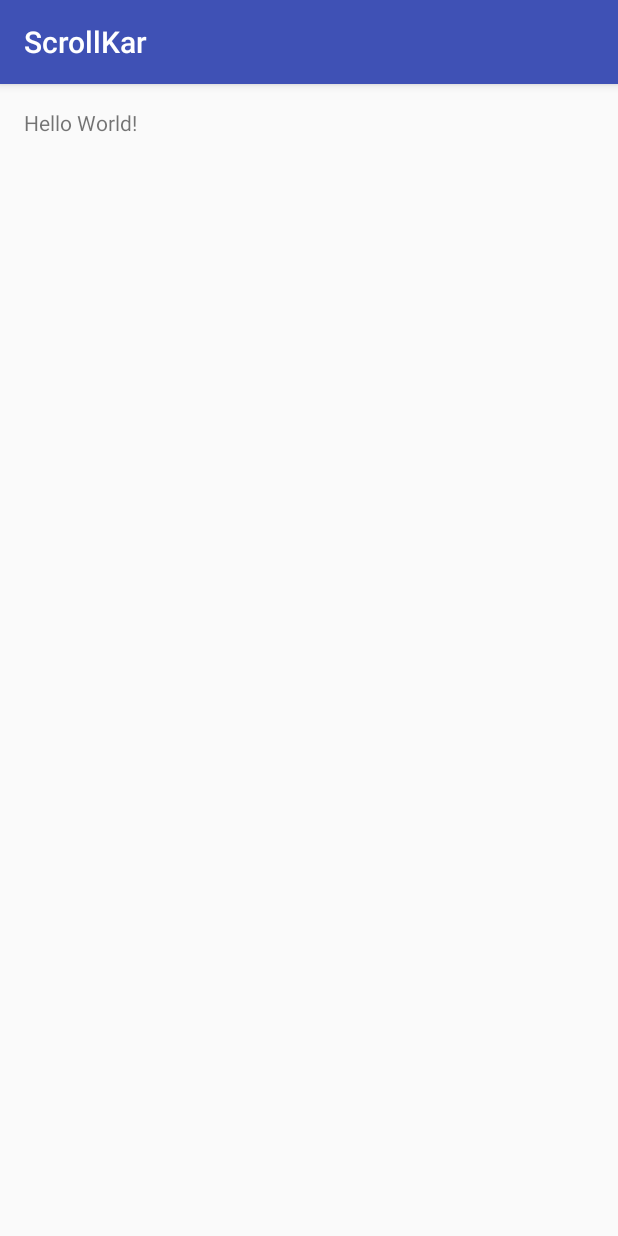
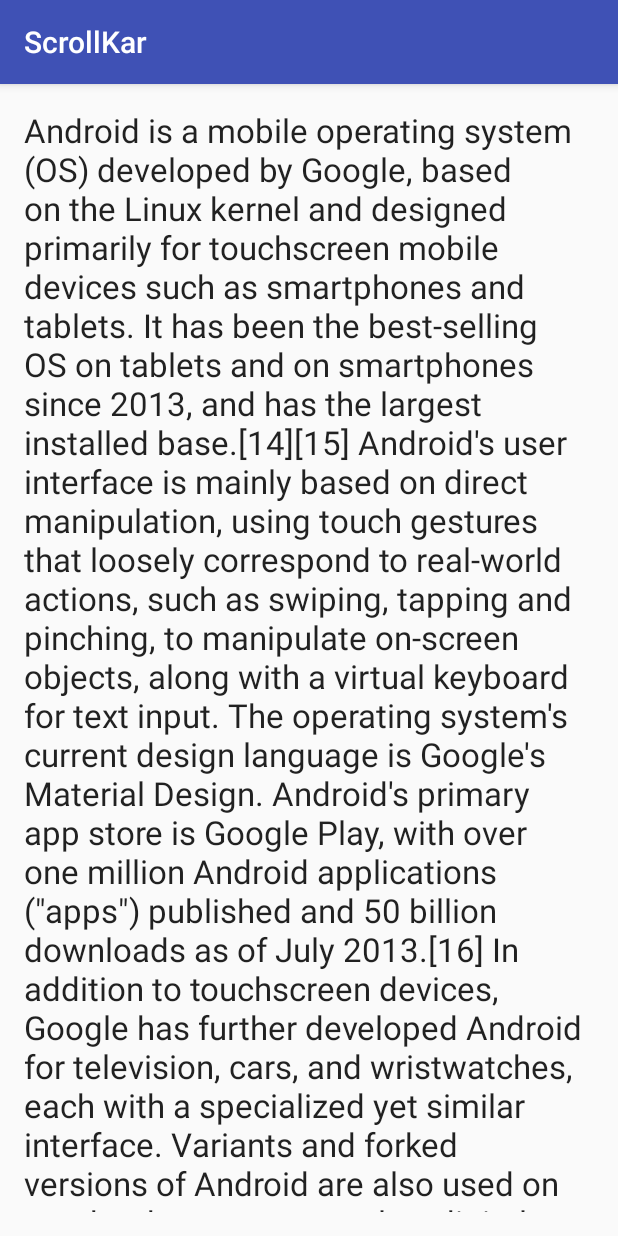
Before and after one commit to Kausbot/ScrollKar, an Android app: the screen it shows after launch (MainActivity), on a phone screen of 412 x 824 dp. Run offline under Robolectric (Android 15) with nearby library versions, the phone set to English and light mode, and no system bars.

Commit message:
One scroll adder

```diff
--- a/app/src/main/java/ps1/bits_piliani/scrollkar/MainActivity.java
+++ b/app/src/main/java/ps1/bits_piliani/scrollkar/MainActivity.java
@@ -2,12 +2,20 @@ package ps1.bits_piliani.scrollkar;
 
 import android.support.v7.app.AppCompatActivity;
 import android.os.Bundle;
-
+import android.text.method.ScrollingMovementMethod;
+import android.widget.TextView;
+import android.widget.RelativeLayout;
 public class MainActivity extends AppCompatActivity {
 
     @Override
     protected void onCreate(Bundle savedInstanceState) {
         super.onCreate(savedInstanceState);
         setContentView(R.layout.activity_main);
+
+        TextView mytext = (TextView)findViewById(R.id.myText);
+        mytext.setMovementMethod(new ScrollingMovementMethod());
+
+
+
     }
 }
--- a/app/src/main/res/layout/activity_main.xml
+++ b/app/src/main/res/layout/activity_main.xml
@@ -12,5 +12,11 @@
     <TextView
         android:layout_width="wrap_content"
         android:layout_height="wrap_content"
-        android:text="Hello World!" />
+        android:textAppearance="?android:attr/textAppearanceLarge"
+        android:text="@string/tushy_text"
+        android:id="@+id/myText"
+        android:layout_alignParentStart="true"
+        android:maxLines = "100"
+        android:scrollbars = "vertical"
+        />
 </RelativeLayout>
--- a/app/src/main/res/values/strings.xml
+++ b/app/src/main/res/values/strings.xml
@@ -1,3 +1,4 @@
 <resources>
     <string name="app_name">ScrollKar</string>
+    <string name="tushy_text">Android is a mobile operating system (OS) developed by Google, based on the Linux kernel and designed primarily for touchscreen mobile devices such as smartphones and tablets. It has been the best-selling OS on tablets and on smartphones since 2013, and has the largest installed base.[14][15] Android\'s user interface is mainly based on direct manipulation, using touch gestures that loosely correspond to real-world actions, such as swiping, tapping and pinching, to manipulate on-screen objects, along with a virtual keyboard for text input. The operating system\'s current design language is Google\'s Material Design. Android\'s primary app store is Google Play, with over one million Android applications (\"apps\") published and 50 billion downloads as of July 2013.[16] In addition to touchscreen devices, Google has further developed Android for television, cars, and wristwatches, each with a specialized yet similar interface. Variants and forked versions of Android are also used on notebooks, game consoles, digital cameras, and other electronics.</string>
 </resources>
```
